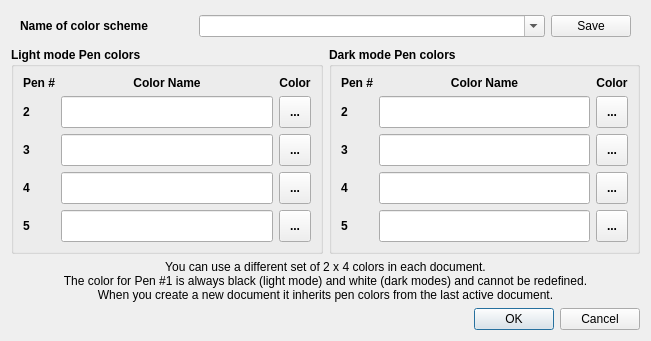
This is FalconBoard/pencolors.ui in solyoma/FalconBoard as Qt 5 draws it before an edit. The edited form follows.
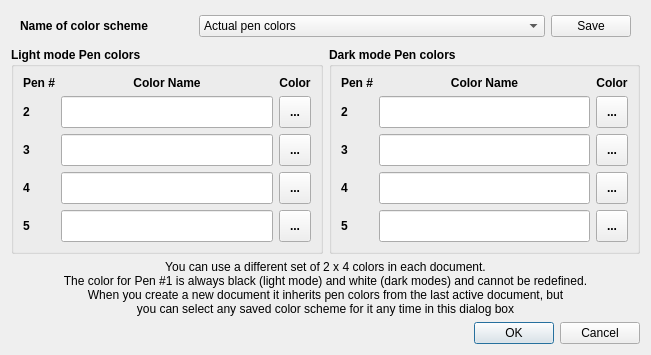
This is the edited form.

Commit message: Szöveg és MD fájl változás TODO: save/load/select pen color scheme

```diff
--- a/FalconBoard/pencolors.ui
+++ b/FalconBoard/pencolors.ui
@@ -10,7 +10,7 @@
     <x>0</x>
     <y>0</y>
     <width>651</width>
-    <height>322</height>
+    <height>339</height>
    </rect>
   </property>
   <property name="windowTitle">
@@ -22,7 +22,8 @@
      <property name="text">
       <string>You can use a different set of 2 x 4 colors in each document. 
 The color for Pen #1 is always black (light mode) and white (dark modes) and cannot be redefined. 
-When you create a new document it inherits pen colors from the last active document.</string>
+When you create a new document it inherits pen colors from the last active document, but 
+you can select any saved color scheme for it any time in this dialog box</string>
      </property>
      <property name="alignment">
       <set>Qt::AlignCenter</set>
@@ -478,11 +479,24 @@
       <item>
        <widget class="QComboBox" name="comboBox">
         <property name="editable">
-         <bool>true</bool>
+         <bool>false</bool>
+        </property>
+        <property name="currentIndex">
+         <number>0</number>
         </property>
         <property name="placeholderText">
          <string>Select Pen Color Scheme</string>
         </property>
+        <item>
+         <property name="text">
+          <string>Actual pen colors</string>
+         </property>
+        </item>
+        <item>
+         <property name="text">
+          <string>Default pen colors</string>
+         </property>
+        </item>
        </widget>
       </item>
       <item>
```
Left out of the diff: 4 changed lines with no effect on the pictures. The commit also changes 5 other files.
